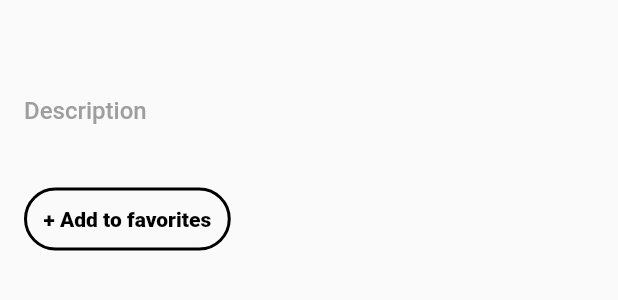
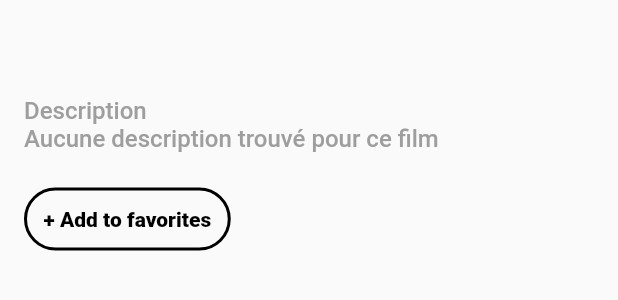
Before and after one commit to snakeeyes1023/Croco, a Flutter app: the MovieInfoDesc widget shown alone on an empty page, opened directly with empty values, on a phone screen of 412 x 824 dp. Shown: the top 300 px of the screen. Run offline on Flutter 3.47's test engine with Material 2 defaults, Android fonts, the phone set to English and light mode, and no system bars; our stand-ins replace palette_generator; missing offline and left inert: m3u, mysql1, tmdb_api; generated files the repository leaves out were written again.

Commit message:
Add fetch video link

```diff
--- a/lib/src/components/movie_info_desc.dart
+++ b/lib/src/components/movie_info_desc.dart
@@ -3,13 +3,34 @@ import 'package:flutter/material.dart';
 import '../models/movie.dart';
 import 'custom_button.dart';
 
-class MovieInfoDesc extends StatelessWidget {
+class MovieInfoDesc extends StatefulWidget {
   const MovieInfoDesc(
     this.movie, {
     Key? key,
   }) : super(key: key);
 
   final Movie movie;
+
+  @override
+  State<MovieInfoDesc> createState() => _MovieInfoDesc();
+}
+
+class _MovieInfoDesc extends State<MovieInfoDesc> {
+  Future<void> fetchMovieInfo() async {
+    if (widget.movie.tmdbMovie == null) {
+      await widget.movie.searchOnTheMovieDatabase();
+
+      if (widget.movie.tmdbMovie != null) {
+        setState(() {});
+      }
+    }
+  }
+
+  @override
+  void initState() {
+    super.initState();
+    fetchMovieInfo();
+  }
 
   @override
   Widget build(BuildContext context) {
@@ -25,14 +46,17 @@ class MovieInfoDesc extends StatelessWidget {
           crossAxisAlignment: CrossAxisAlignment.start,
           children: [
             //NOTE - title
-            Text(movie.splittedTitle, style: textStyleTitle),
+            Text(widget.movie.splittedTitle, style: textStyleTitle),
             const Padding(padding: EdgeInsets.only(top: 20.0)),
             //NOTE - Description
             Column(
               crossAxisAlignment: CrossAxisAlignment.start,
               children: [
                 const Text("Description", style: textStyle),
-                Text(movie.link, style: textStyle),
+                Text(
+                    widget.movie.tmdbMovie?["overview"] ??
+                        "Aucune description trouvé pour ce film",
+                    style: textStyle),
               ],
             ),
 
--- a/lib/src/models/movie.dart
+++ b/lib/src/models/movie.dart
@@ -5,13 +5,37 @@ class Movie {
   final String link;
   final String poster;
   final int id;
+  dynamic tmdbMovie;
+  String previewLink = "";
 
   Future<void> searchOnTheMovieDatabase() async {
     final tmdb = TMDB(ApiKeys('b41cf1ce06b0bf7826e538951a966a49',
         'eyJhbGciOiJIUzI1NiJ9.eyJhdWQiOiJiNDFjZjFjZTA2YjBiZjc4MjZlNTM4OTUxYTk2NmE0OSIsInN1YiI6IjYwZDc1OGU1ODgwNTUxMDAyZDE0YjRkMyIsInNjb3BlcyI6WyJhcGlfcmVhZCJdLCJ2ZXJzaW9uIjoxfQ.pcGak6uUikgOsOU61ev2JKzg3X8mpjsF4CdQWElu0-8'));
     var foundedMovies = await tmdb.v3.search.queryMovies(splittedTitle);
 
-    var bestMatch = foundedMovies["results"][0];
+    var results = foundedMovies["results"] as List<dynamic>;
+    if (results.isNotEmpty) {
+      var bestMatch = results[0];
+      tmdbMovie = bestMatch;
+    }
+  }
+
+  Future<void> searchMoviePreviewLink() async {
+    if (tmdbMovie == null) {
+      await searchOnTheMovieDatabase();
+    }
+
+    if (tmdbMovie != null) {
+      var id = tmdbMovie["id"];
+      final tmdb = TMDB(ApiKeys('b41cf1ce06b0bf7826e538951a966a49',
+          'eyJhbGciOiJIUzI1NiJ9.eyJhdWQiOiJiNDFjZjFjZTA2YjBiZjc4MjZlNTM4OTUxYTk2NmE0OSIsInN1YiI6IjYwZDc1OGU1ODgwNTUxMDAyZDE0YjRkMyIsInNjb3BlcyI6WyJhcGlfcmVhZCJdLCJ2ZXJzaW9uIjoxfQ.pcGak6uUikgOsOU61ev2JKzg3X8mpjsF4CdQWElu0-8'));
+      var videos = await tmdb.v3.movies.getVideos(id);
+      var results = videos["results"] as List<dynamic>;
+      if (results.isNotEmpty) {
+        var bestMatch = results[0];
+        previewLink = "https://www.youtube.com/watch?v=" + bestMatch["key"];
+      }
+    }
   }
 
   //get movie name split FR| Bobby, seul contre tous
```
Also changed, not shown: lib/src/screens/home/movie_info.dart (+30 -1 lines), pubspec.lock.
